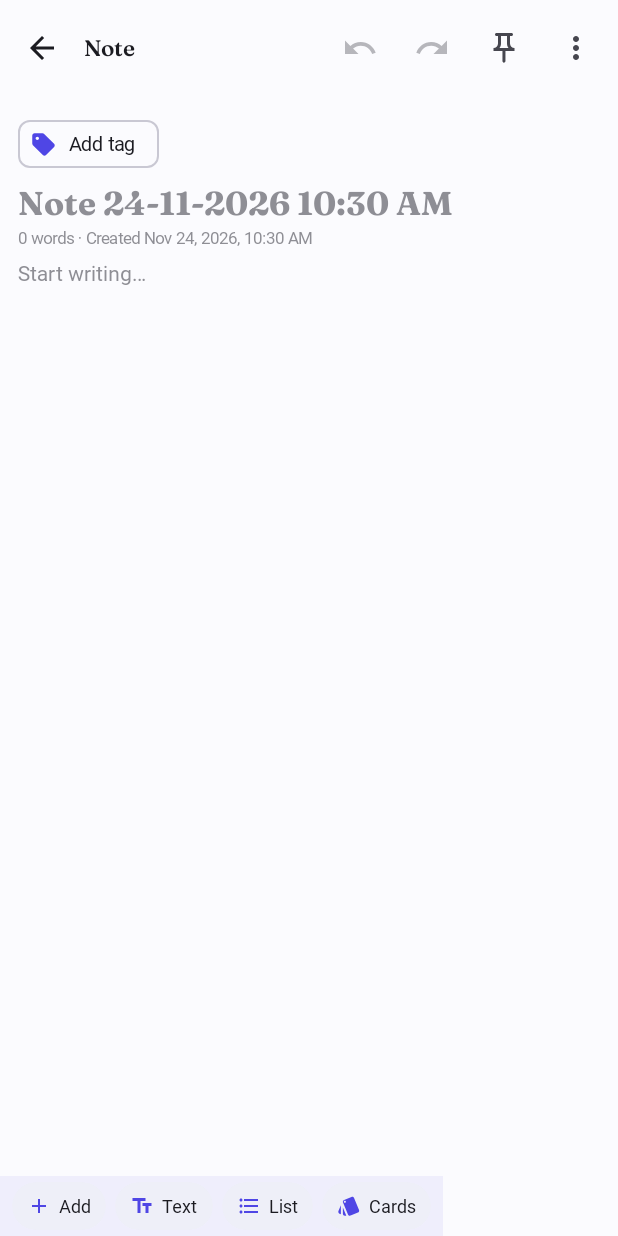
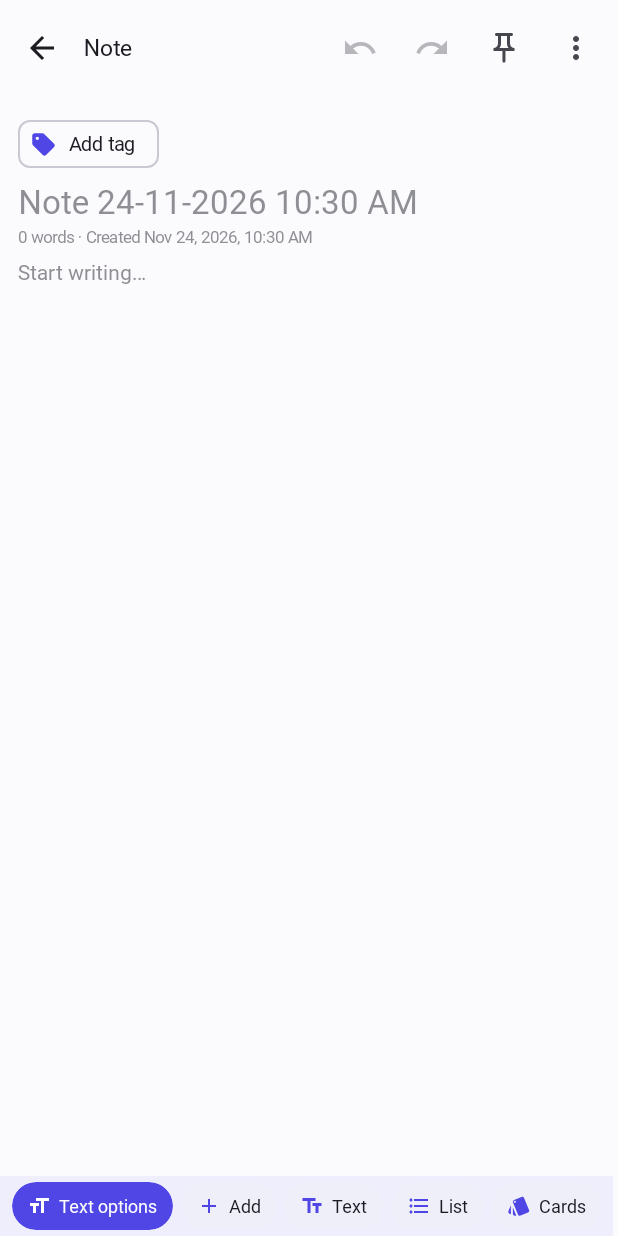
Before and after one commit to mastah123/Stackpad, an Android app built with Jetpack Compose: the screen it shows after launch (MainActivity), after a tap on "Create a new note", on a phone screen of 412 x 824 dp. Run offline under Robolectric (Android 15) with nearby library versions, the phone set to English and light mode, and no system bars; our stand-ins replace Room's generated code; libraries missing offline, so code that uses them is left out: com.google.mlkit.vision, com.tom_roush.pdfbox; pictures from the network do not load; Roboto replaces fonts that are not available here.

Commit message:
feat: bullet shapes, list indent fix, Letters and Image rows, text-options toggle (2.16.0)
- Draw bullets as same-size shapes (round, ring, square)
- Fit the list marker column to the widest marker (no roman/greek indent)
- Letters back in the List row; Numbers are 1. I. i.
- Add > Image opens Gallery and Photo in a third row
- First add-bar chip shows/hides the text options
- Stronger highlight for selected chips and text buttons
- Use Inter for all text; remove Fraunces
- Bump to 2.16.0

```diff
--- a/app/src/main/java/com/stackpad/app/ui/editor/AddBlockBar.kt
+++ b/app/src/main/java/com/stackpad/app/ui/editor/AddBlockBar.kt
@@ -19,6 +19,7 @@ import androidx.compose.material.icons.filled.CameraAlt
 import androidx.compose.material.icons.filled.CheckBox
 import androidx.compose.material.icons.filled.Code
 import androidx.compose.material.icons.filled.FormatListBulleted
+import androidx.compose.material.icons.filled.FormatSize
 import androidx.compose.material.icons.filled.KeyboardArrowDown
 import androidx.compose.material.icons.filled.KeyboardArrowUp
 import androidx.compose.material.icons.filled.FormatListNumbered
@@ -35,6 +36,7 @@ import androidx.compose.material.icons.filled.TableChart
 import androidx.compose.material.icons.filled.TextFields
 import androidx.compose.material3.Icon
 import androidx.compose.material3.MaterialTheme
+import androidx.compose.material3.LocalContentColor
 import androidx.compose.material3.Surface
 import androidx.compose.material3.Text
 import androidx.compose.runtime.Composable
@@ -51,6 +53,7 @@ import androidx.compose.ui.res.stringResource
 import androidx.compose.ui.semantics.Role
 import androidx.compose.ui.unit.dp
 import com.stackpad.app.R
+import com.stackpad.app.ui.editor.blocks.BulletMark
 import com.stackpad.app.data.model.Block
 import com.stackpad.app.data.model.BlockFactory
 import com.stackpad.app.data.model.ListKind
@@ -59,13 +62,14 @@ import com.stackpad.app.domain.text.isBullet
 
 private enum class OptionRow { PLUS, LIST, CARDS }
 
-/** The style row that opens above the List row for Bullets or Numbers. */
-private enum class StyleRow { BULLETS, NUMBERS }
+/** The third row that opens above the List row (Bullets, Numbers, Letters) or the + row (Image). */
+private enum class StyleRow { BULLETS, NUMBERS, LETTERS, IMAGE }
 
 /**
  * Scrollable row of chips; each one inserts a block of that type into the note.
  * "+", List and Cards open an option row above the chips, styled like the text format toolbar;
- * in the List row, Bullets and Numbers open a third row with their styles (• ○ ▪, 1. A. a. I. i. α.).
+ * in the List row, Bullets, Numbers and Letters open a third row with their styles, and Image in the + row opens Gallery and Photo.
+ * The first chip shows or hides the text format toolbar.
  * [onOptionRowChange] reports whether such a row is open, so the editor can hide the text toolbar.
  */
 @Composable
@@ -76,6 +80,9 @@ fun AddBlockBar(
     onTakePhoto: () -> Unit,
     onRecordAudio: () -> Unit,
     onOptionRowChange: (Boolean) -> Unit,
+    /** Whether the text format toolbar is shown, and how to show or hide it. */
+    textOptionsShown: Boolean,
+    onToggleTextOptions: () -> Unit,
     modifier: Modifier = Modifier,
 ) {
     var openRow by remember { mutableStateOf<OptionRow?>(null) }
@@ -93,17 +100,33 @@ fun AddBlockBar(
     }
 
     Column(modifier = modifier) {
-        when (openRow) {
-            OptionRow.LIST -> {
+        // The third row (styles, or Gallery and Photo) sits above the option row that opened it.
         styleRow?.let { group ->
             OptionButtons {
-                        val kinds = if (group == StyleRow.BULLETS) ListMarkers.BULLET_KINDS else ListMarkers.NUMBER_KINDS
+                when (group) {
+                    StyleRow.IMAGE -> {
+                        OptionButton(Icons.Filled.PhotoLibrary, stringResource(R.string.image_from_gallery)) {
+                            choose(onPickFromGallery)
+                        }
+                        OptionButton(Icons.Filled.CameraAlt, stringResource(R.string.image_from_camera)) {
+                            choose(onTakePhoto)
+                        }
+                    }
+                    else -> {
+                        val kinds = when (group) {
+                            StyleRow.BULLETS -> ListMarkers.BULLET_KINDS
+                            StyleRow.NUMBERS -> ListMarkers.NUMBER_KINDS
+                            else -> ListMarkers.LETTER_KINDS
+                        }
                         kinds.forEach { kind ->
                             StyleButton(kind) { choose { onAddBlock(BlockFactory.list(kind)) } }
                         }
                     }
                 }
-                OptionButtons {
+            }
+        }
+        when (openRow) {
+            OptionRow.LIST -> OptionButtons {
                 OptionButton(
                     Icons.Filled.FormatListBulleted,
                     stringResource(R.string.add_bullets),
@@ -114,18 +137,21 @@ fun AddBlockBar(
                     stringResource(R.string.add_numbers),
                     expanded = styleRow == StyleRow.NUMBERS,
                 ) { styleRow = if (styleRow == StyleRow.NUMBERS) null else StyleRow.NUMBERS }
+                OptionButton(
+                    Icons.Filled.SortByAlpha,
+                    stringResource(R.string.add_letters),
+                    expanded = styleRow == StyleRow.LETTERS,
+                ) { styleRow = if (styleRow == StyleRow.LETTERS) null else StyleRow.LETTERS }
                 OptionButton(Icons.Filled.CheckBox, stringResource(R.string.add_checklist)) {
                     choose { onAddBlock(BlockFactory.checklist()) }
                 }
             }
-            }
             OptionRow.PLUS -> OptionButtons {
-                OptionButton(Icons.Filled.PhotoLibrary, stringResource(R.string.image_from_gallery)) {
-                    choose(onPickFromGallery)
-                }
-                OptionButton(Icons.Filled.CameraAlt, stringResource(R.string.image_from_camera)) {
-                    choose(onTakePhoto)
-                }
+                OptionButton(
+                    Icons.Filled.PhotoLibrary,
+                    stringResource(R.string.add_image),
+                    expanded = styleRow == StyleRow.IMAGE,
+                ) { styleRow = if (styleRow == StyleRow.IMAGE) null else StyleRow.IMAGE }
                 if (!recordingActive) {
                     OptionButton(Icons.Filled.Mic, stringResource(R.string.add_audio)) { choose(onRecordAudio) }
                 }
@@ -159,6 +185,9 @@ fun AddBlockBar(
             horizontalArrangement = Arrangement.spacedBy(6.dp),
             verticalAlignment = Alignment.CenterVertically,
         ) {
+            AddChip(Icons.Filled.FormatSize, stringResource(R.string.add_text_options), selected = textOptionsShown) {
+                onToggleTextOptions()
+            }
             AddChip(Icons.Filled.Add, stringResource(R.string.add_plus), selected = openRow == OptionRow.PLUS) {
                 toggle(OptionRow.PLUS)
             }
@@ -189,12 +218,12 @@ private fun OptionButtons(content: @Composable () -> Unit) {
 /** One list style in the third row, shown by its marker (`1. 2. 3.`, `A. B. C.`, `•`, ...). */
 @Composable
 private fun StyleButton(kind: ListKind, onClick: () -> Unit) {
-    val sample = if (kind.isBullet) ListMarkers.label(kind, 0) else (0..2).joinToString("  ") { ListMarkers.label(kind, it) }
     FormatButton(isSelected = false, description = stringResource(kind.labelRes()), onClick = onClick) {
-        Text(
-            text = sample,
-            style = if (kind.isBullet) MaterialTheme.typography.titleMedium else MaterialTheme.typography.labelLarge,
-        )
+        if (kind.isBullet) {
+            BulletMark(kind = kind, color = LocalContentColor.current, lineHeight = 20.dp, modifier = Modifier.width(20.dp))
+        } else {
+            Text(text = (0..2).joinToString("  ") { ListMarkers.label(kind, it) }, style = MaterialTheme.typography.labelLarge)
+        }
     }
 }
 
@@ -236,10 +265,14 @@ private fun AddChip(
     onClick: () -> Unit,
 ) {
     val colors = MaterialTheme.colorScheme
-    val contentColor = if (enabled) colors.onSurface else colors.onSurface.copy(alpha = 0.38f)
+    val contentColor = when {
+        !enabled -> colors.onSurface.copy(alpha = 0.38f)
+        selected -> colors.onPrimary
+        else -> colors.onSurface
+    }
     Surface(
         shape = RoundedCornerShape(16.dp),
-        color = if (selected) colors.primaryContainer else colors.surfaceVariant,
+        color = if (selected) colors.primary else colors.surfaceVariant,
         modifier = Modifier
             .height(32.dp)
             .clip(RoundedCornerShape(16.dp))
@@ -253,7 +286,7 @@ private fun AddChip(
                 imageVector = icon,
                 contentDescription = null,
                 modifier = Modifier.size(16.dp),
-                tint = if (enabled) colors.primary else contentColor,
+                tint = if (selected || !enabled) contentColor else colors.primary,
             )
             Spacer(Modifier.width(5.dp))
             Text(text = label, style = MaterialTheme.typography.labelMedium, color = contentColor)
--- a/app/src/main/java/com/stackpad/app/ui/editor/FormatToolbar.kt
+++ b/app/src/main/java/com/stackpad/app/ui/editor/FormatToolbar.kt
@@ -103,7 +103,7 @@ internal fun FormatButton(
     val colors = MaterialTheme.colorScheme
     val contentColor = when {
         !enabled -> colors.onSurfaceVariant.copy(alpha = 0.38f)
-        isSelected -> colors.onPrimaryContainer
+        isSelected -> colors.onPrimary
         else -> colors.onSurface
     }
     CompositionLocalProvider(LocalContentColor provides contentColor) {
@@ -112,7 +112,7 @@ internal fun FormatButton(
                 .height(32.dp)
                 .padding(horizontal = 1.dp)
                 .clip(RoundedCornerShape(8.dp))
-                .background(if (isSelected) colors.primaryContainer else colors.surface.copy(alpha = 0f))
+                .background(if (isSelected) colors.primary else colors.surface.copy(alpha = 0f))
                 .clickable(enabled = enabled, role = Role.Button, onClick = onClick)
                 .semantics {
                     contentDescription = description
--- a/app/src/main/java/com/stackpad/app/ui/editor/NoteEditorScreen.kt
+++ b/app/src/main/java/com/stackpad/app/ui/editor/NoteEditorScreen.kt
@@ -172,6 +172,7 @@ private fun NoteEditorContent(
     var barHeight by remember { mutableIntStateOf(0) }
     var newTagDialog by remember { mutableStateOf(false) }
     var optionRowOpen by remember { mutableStateOf(false) }
+    var showTextOptions by rememberSaveable { mutableStateOf(true) }
     var showTemplates by remember { mutableStateOf(false) }
     var saveTemplateDialog by remember { mutableStateOf(false) }
     var selecting by remember { mutableStateOf(false) }
@@ -535,7 +536,7 @@ private fun NoteEditorContent(
                         RecordingBar(state = live, onStop = viewModel::stopRecording, onCancel = viewModel::cancelRecording)
                     }
                     // The text toolbar steps aside while an option row (+, List, Cards, Tag) or a recording is open.
-                    formatState?.takeIf { !optionRowOpen && recording == null }?.let { format ->
+                    formatState?.takeIf { showTextOptions && !optionRowOpen && recording == null }?.let { format ->
                         FormatToolbar(
                             state = format,
                             onToggleLevel = viewModel::toggleLevel,
@@ -549,6 +550,8 @@ private fun NoteEditorContent(
                         onTakePhoto = takePhoto,
                         onRecordAudio = recordAudio,
                         onOptionRowChange = { optionRowOpen = it },
+                        textOptionsShown = showTextOptions,
+                        onToggleTextOptions = { showTextOptions = !showTextOptions },
                     )
                 }
             }
--- a/app/src/main/java/com/stackpad/app/ui/theme/Fonts.kt
+++ b/app/src/main/java/com/stackpad/app/ui/theme/Fonts.kt
@@ -22,8 +22,5 @@ private fun variableFamily(resId: Int): FontFamily = FontFamily(
     },
 )
 
-/** Inter: the clean sans-serif used for body text, labels and buttons. */
+/** Inter: the one font used for all text in the app. */
 val InterFamily: FontFamily = variableFamily(R.font.inter_variable)
-
-/** Fraunces: the soft serif used for note titles, headings and screen titles. */
-val FrauncesFamily: FontFamily = variableFamily(R.font.fraunces_variable)
--- a/app/src/main/java/com/stackpad/app/ui/theme/Type.kt
+++ b/app/src/main/java/com/stackpad/app/ui/theme/Type.kt
@@ -24,29 +24,25 @@ private val BaseTypography = Typography(
     labelSmall = TextStyle(fontSize = 11.sp, lineHeight = 14.sp, fontWeight = FontWeight.Medium),
 )
 
-/**
- * Inter for body text and labels; Fraunces (serif) for note titles, headings and screen titles
- * (headlineSmall, titleLarge, titleMedium).
- */
+/** Inter for every text style. */
 val StackpadTypography: Typography = BaseTypography.let { t ->
-    fun TextStyle.sans() = copy(fontFamily = InterFamily)
-    fun TextStyle.serif() = copy(fontFamily = FrauncesFamily)
+    fun TextStyle.inter() = copy(fontFamily = InterFamily)
     t.copy(
-        displayLarge = t.displayLarge.sans(),
-        displayMedium = t.displayMedium.sans(),
-        displaySmall = t.displaySmall.sans(),
-        headlineLarge = t.headlineLarge.sans(),
-        headlineMedium = t.headlineMedium.sans(),
-        headlineSmall = t.headlineSmall.serif(),
-        titleLarge = t.titleLarge.serif(),
-        titleMedium = t.titleMedium.serif(),
-        titleSmall = t.titleSmall.sans(),
-        bodyLarge = t.bodyLarge.sans(),
-        bodyMedium = t.bodyMedium.sans(),
-        bodySmall = t.bodySmall.sans(),
-        labelLarge = t.labelLarge.sans(),
-        labelMedium = t.labelMedium.sans(),
-        labelSmall = t.labelSmall.sans(),
+        displayLarge = t.displayLarge.inter(),
+        displayMedium = t.displayMedium.inter(),
+        displaySmall = t.displaySmall.inter(),
+        headlineLarge = t.headlineLarge.inter(),
+        headlineMedium = t.headlineMedium.inter(),
+        headlineSmall = t.headlineSmall.inter(),
+        titleLarge = t.titleLarge.inter(),
+        titleMedium = t.titleMedium.inter(),
+        titleSmall = t.titleSmall.inter(),
+        bodyLarge = t.bodyLarge.inter(),
+        bodyMedium = t.bodyMedium.inter(),
+        bodySmall = t.bodySmall.inter(),
+        labelLarge = t.labelLarge.inter(),
+        labelMedium = t.labelMedium.inter(),
+        labelSmall = t.labelSmall.inter(),
     )
 }
 
--- a/app/src/main/res/values/strings.xml
+++ b/app/src/main/res/values/strings.xml
@@ -483,4 +483,6 @@
     <string name="list_style_upper_roman">Capital roman numerals I. II. III.</string>
     <string name="list_style_lower_roman">Roman numerals i. ii. iii.</string>
     <string name="list_style_greek">Greek letters α. β. γ.</string>
+    <string name="add_image">Image</string>
+    <string name="add_text_options">Text options</string>
 </resources>
--- a/gradle.properties
+++ b/gradle.properties
@@ -7,5 +7,5 @@ kotlin.code.style=official
 
 # Single source of truth for the app version.
 # Keep CHANGELOG.md and README.md in sync when changing these.
-VERSION_NAME=2.15.0
-VERSION_CODE=26
+VERSION_NAME=2.16.0
+VERSION_CODE=27
```
Also changed, not shown: app/src/main/java/com/stackpad/app/domain/text/ListMarkers.kt (+3 -5 lines), app/src/main/java/com/stackpad/app/ui/editor/blocks/BulletMark.kt (added, +30 -0 lines), app/src/main/java/com/stackpad/app/ui/editor/blocks/ListBlockView.kt (+39 -5 lines), app/src/main/res/font/fraunces_variable.ttf (deleted), 3 other files. Lines whose indentation alone changed are shown as unchanged.
